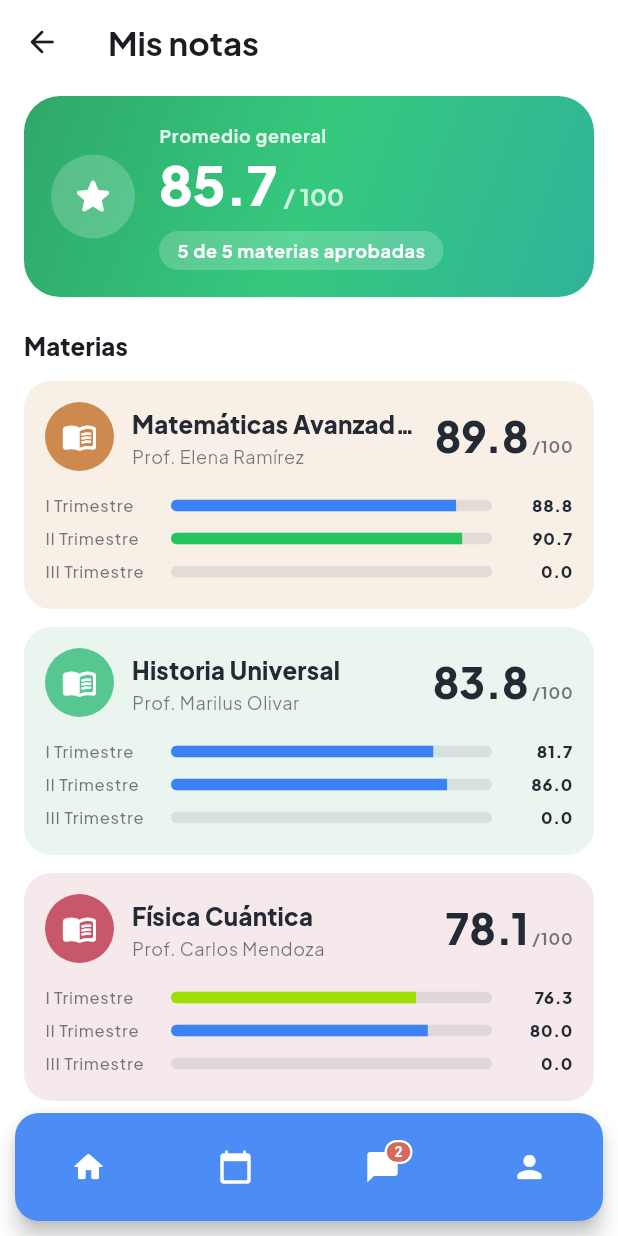
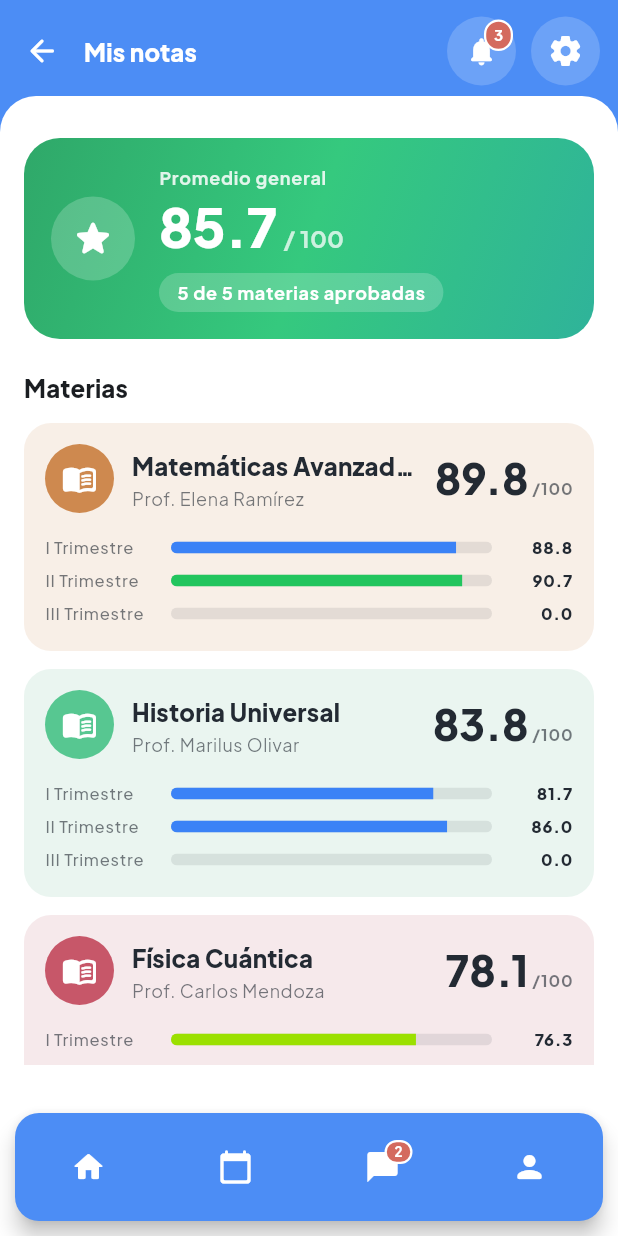
Before and after one commit to Leo-ia310/EDUCA, a Flutter app: the StudentGradesScreen screen opened directly, on a phone screen of 412 x 824 dp. Run offline on Flutter 3.47's test engine with Material 3 defaults, Android fonts, the phone set to English and light mode, and no system bars; our stand-ins replace cached_network_image, connectivity_plus, dio, equatable, file_picker, flutter_animate and 13 more; missing offline and left inert: dart:js_interop, flutter_tilt; accounts and stored records are empty.

Commit message:
feat(student): barra superior azul reutilizable en pantallas internas
Nuevo StudentDetailScaffold: barra azul full-bleed (flecha atrás + título a
la izquierda, notificaciones + configuración a la derecha) y contenido
montado con curva cóncava, igual que el home. Convierte Materias, Mis
tareas, Mis notas, Detalle por materia, Detalle de materia y Detalle de
tarea a este chrome.

Co-Authored-By: Claude Opus 4.8 <noreply@anthropic.com>

```diff
--- a/frontend/lib/features/assignments/presentation/screens/student_assignments_screen.dart
+++ b/frontend/lib/features/assignments/presentation/screens/student_assignments_screen.dart
@@ -5,12 +5,11 @@ import 'package:go_router/go_router.dart';
 
 import '../../../../core/routing/route_paths.dart';
 import '../../../../core/theme/app_theme.dart';
-import '../../../../core/widgets/app_scaffold.dart';
-import '../../../../core/widgets/educa_bottom_nav.dart';
 import '../../../../core/widgets/empty_state.dart';
 import '../../../../core/widgets/error_state.dart';
 import '../../../../core/widgets/section_header.dart';
 import '../../../../core/widgets/skeleton.dart';
+import '../../../dashboard/presentation/widgets/student_chrome.dart';
 import '../../domain/entities.dart';
 import '../controllers/assignment_detail_controller.dart';
 import '../controllers/assignments_list_controller.dart';
@@ -28,18 +27,10 @@ class StudentAssignmentsScreen extends ConsumerWidget {
     final list = ref.watch(studentAssignmentsProvider);
     final palette = context.palette;
 
-    return AppScaffold(
+    return StudentDetailScaffold(
+      title: 'Mis tareas',
       scrollable: false,
-      padding: EdgeInsets.zero,
-      appBar: AppBar(
-        leading: IconButton(
-          icon: const Icon(Icons.arrow_back_rounded),
-          tooltip: 'Atrás',
-          onPressed: () => context.pop(),
-        ),
-        title: const Text('Mis tareas'),
-      ),
-      bottomNav: const EducaBottomNav(),
+      bodyPadding: EdgeInsets.zero,
       child: SafeArea(
         bottom: false,
         child: list.when(
@@ -71,7 +62,7 @@ class StudentAssignmentsScreen extends ConsumerWidget {
               onRefresh: () async =>
                   ref.invalidate(studentAssignmentsProvider),
               child: ListView(
-                padding: const EdgeInsets.fromLTRB(16, 8, 16, 32),
+                padding: const EdgeInsets.fromLTRB(16, 28, 16, 32),
                 children: [
                   if (pending.isNotEmpty) ...[
                     const SectionHeader(title: 'Por entregar'),
--- a/frontend/lib/features/dashboard/presentation/screens/all_subjects_screen.dart
+++ b/frontend/lib/features/dashboard/presentation/screens/all_subjects_screen.dart
@@ -1,14 +1,12 @@
 import 'package:flutter/material.dart';
 import 'package:flutter_riverpod/flutter_riverpod.dart';
-import 'package:go_router/go_router.dart';
 
-import '../../../../core/widgets/app_scaffold.dart';
-import '../../../../core/widgets/educa_bottom_nav.dart';
 import '../../../../core/widgets/open_card.dart';
 import '../../../../core/widgets/staggered_entrance.dart';
 import '../../data/dashboard_data.dart';
 import '../../domain/dashboard_models.dart';
 import '../../providers.dart';
+import '../widgets/student_chrome.dart';
 import '../widgets/subject_card.dart';
 import 'subject_detail_screen.dart';
 
@@ -24,17 +22,8 @@ class AllSubjectsScreen extends ConsumerWidget {
         StudentDashboardData.mock();
     final subjects = data.subjects;
 
-    return AppScaffold(
-      padding: const EdgeInsets.fromLTRB(16, 8, 16, 32),
-      appBar: AppBar(
-        leading: IconButton(
-          icon: const Icon(Icons.arrow_back_rounded),
-          tooltip: 'Atrás',
-          onPressed: () => context.pop(),
-        ),
-        title: const Text('Todas las Materias'),
-      ),
-      bottomNav: const EducaBottomNav(),
+    return StudentDetailScaffold(
+      title: 'Todas las Materias',
       child: StaggeredEntrance(
         crossAxisAlignment: CrossAxisAlignment.start,
         children: [
--- a/frontend/lib/features/dashboard/presentation/screens/subject_detail_screen.dart
+++ b/frontend/lib/features/dashboard/presentation/screens/subject_detail_screen.dart
@@ -5,9 +5,9 @@ import '../../../../core/routing/route_paths.dart';
 import '../../../../core/theme/app_theme.dart';
 import '../../../../core/theme/motion.dart';
 import '../../../../core/theme/subject_palette.dart';
-import '../../../../core/widgets/app_scaffold.dart';
 import '../../../../core/widgets/section_header.dart';
 import '../../domain/dashboard_models.dart';
+import '../widgets/student_chrome.dart';
 
 /// Detalle de una materia. Destino del container-transform desde la tarjeta de
 /// materia del dashboard del alumno. Estilo panel: hero con degradado en el
@@ -22,16 +22,9 @@ class SubjectDetailScreen extends StatelessWidget {
     final deep = Color.lerp(s.vivid, Colors.black, 0.18)!;
     final pct = (subject.progress * 100).round();
 
-    return AppScaffold(
-      padding: const EdgeInsets.fromLTRB(16, 8, 16, 32),
-      appBar: AppBar(
-        leading: IconButton(
-          icon: const Icon(Icons.arrow_back_rounded),
-          tooltip: 'Atrás',
-          onPressed: () => context.pop(),
-        ),
-        title: Text(subject.name),
-      ),
+    return StudentDetailScaffold(
+      title: subject.name,
+      bottomNav: false,
       child: Column(
         crossAxisAlignment: CrossAxisAlignment.start,
         children: [
--- a/frontend/lib/features/dashboard/presentation/screens/task_detail_screen.dart
+++ b/frontend/lib/features/dashboard/presentation/screens/task_detail_screen.dart
@@ -4,11 +4,11 @@ import 'package:go_router/go_router.dart';
 import '../../../../core/routing/route_paths.dart';
 import '../../../../core/theme/app_theme.dart';
 import '../../../../core/theme/subject_palette.dart';
-import '../../../../core/widgets/app_scaffold.dart';
 import '../../../../core/widgets/edu_card.dart';
 import '../../../../core/widgets/floating_card.dart';
 import '../../../../core/widgets/section_header.dart';
 import '../../domain/dashboard_models.dart';
+import '../widgets/student_chrome.dart';
 
 /// Detalle de una tarea. Destino del container-transform desde la tarjeta de
 /// tarea del dashboard del alumno.
@@ -35,16 +35,9 @@ class TaskDetailScreen extends StatelessWidget {
     };
     final subjectAccent = subjectInk(task.subject);
 
-    return AppScaffold(
-      padding: const EdgeInsets.fromLTRB(16, 8, 16, 32),
-      appBar: AppBar(
-        leading: IconButton(
-          icon: const Icon(Icons.arrow_back_rounded),
-          tooltip: 'Atrás',
-          onPressed: () => context.pop(),
-        ),
-        title: const Text('Tarea'),
-      ),
+    return StudentDetailScaffold(
+      title: 'Tarea',
+      bottomNav: false,
       child: Column(
         crossAxisAlignment: CrossAxisAlignment.start,
         children: [
--- /dev/null
+++ b/frontend/lib/features/dashboard/presentation/widgets/student_chrome.dart
@@ -0,0 +1,224 @@
+import 'package:flutter/material.dart';
+import 'package:flutter_riverpod/flutter_riverpod.dart';
+import 'package:go_router/go_router.dart';
+
+import '../../../../core/routing/route_paths.dart';
+import '../../../../core/theme/app_theme.dart';
+import '../../../../core/widgets/app_scaffold.dart';
+import '../../../../core/widgets/educa_bottom_nav.dart';
+import '../../../notifications/providers.dart';
+import '../../../profile/presentation/widgets/account_settings_menu.dart';
+
+/// Radio de la curva con que el panel se monta sobre la barra azul (cóncava).
+const double kStudentPanelRadius = 24;
+
+/// Scaffold de las pantallas internas del alumno: barra superior azul
+/// full-bleed (flecha atrás + título a la izquierda, notificaciones + config a
+/// la derecha) y el contenido montado encima con esquinas superiores
+/// redondeadas (curva cóncava), igual que el home.
+class StudentDetailScaffold extends StatelessWidget {
+  const StudentDetailScaffold({
+    super.key,
+    required this.title,
+    required this.child,
+    this.bottomNav = true,
+    this.scrollable = true,
+    this.onRefresh,
+    this.fab,
+    this.bodyPadding = const EdgeInsets.fromLTRB(16, 44, 16, 32),
+    this.onBack,
+    this.showBack = true,
+  });
+
+  final String title;
+  final Widget child;
+  final bool bottomNav;
+  final bool scrollable;
+  final Future<void> Function()? onRefresh;
+  final Widget? fab;
+  final EdgeInsets bodyPadding;
+
+  /// Acción del botón atrás. Por defecto `context.pop()`.
+  final VoidCallback? onBack;
+
+  /// Muestra la flecha de volver. Desactívalo en destinos raíz del navbar.
+  final bool showBack;
+
+  @override
+  Widget build(BuildContext context) {
+    return AppScaffold(
+      padding: EdgeInsets.zero,
+      topSafeArea: false,
+      scrollable: scrollable,
+      onRefresh: onRefresh,
+      fab: fab,
+      bottomNav: bottomNav ? const EducaBottomNav() : null,
+      child: Column(
+        crossAxisAlignment: CrossAxisAlignment.stretch,
+        children: [
+          StudentTopBar(title: title, onBack: onBack, showBack: showBack),
+          // Con scroll: el panel crece con el contenido. Sin scroll (listas
+          // internas): el panel llena el alto restante y la lista scrollea
+          // dentro.
+          if (scrollable)
+            StudentPanel(padding: bodyPadding, child: child)
+          else
+            Expanded(child: StudentPanel(padding: bodyPadding, child: child)),
+        ],
+      ),
+    );
+  }
+}
+
+/// Barra superior azul full-bleed con flecha atrás + título a la izquierda y
+/// las acciones (notificaciones + configuración) a la derecha.
+class StudentTopBar extends ConsumerWidget {
+  const StudentTopBar({
+    super.key,
+    required this.title,
+    this.onBack,
+    this.showBack = true,
+  });
+
+  final String title;
+  final VoidCallback? onBack;
+  final bool showBack;
+
+  @override
+  Widget build(BuildContext context, WidgetRef ref) {
+    const barColor = EducaBottomNav.barColor;
+    final topInset = MediaQuery.paddingOf(context).top;
+    final badge = ref.watch(notificationsUnreadProvider).asData?.value ?? 0;
+    return Container(
+      // Borde inferior recto: el panel se monta encima y aporta la curva.
+      padding: EdgeInsets.fromLTRB(showBack ? 4 : 16, topInset + 10, 12, 30),
+      color: barColor,
+      child: Row(
+        children: [
+          if (showBack) ...[
+            IconButton(
+              icon: const Icon(Icons.arrow_back_rounded, color: Colors.white),
+              tooltip: 'Atrás',
+              onPressed: onBack ?? () => context.pop(),
+            ),
+            const SizedBox(width: 4),
+          ],
+          Expanded(
+            child: Text(
+              title,
+              maxLines: 1,
+              overflow: TextOverflow.ellipsis,
+              style: context.textTheme.titleMedium?.copyWith(
+                color: Colors.white,
+                fontWeight: FontWeight.w800,
+              ),
+            ),
+          ),
+          const SizedBox(width: 8),
+          EducaCircleAction(
+            icon: Icons.notifications_rounded,
+            tooltip: 'Notificaciones',
+            badge: badge,
+            onTap: () => context.go(Routes.alerts),
+          ),
+          const SizedBox(width: 10),
+          const AccountSettingsMenu(circular: true),
+        ],
+      ),
+    );
+  }
+}
+
+/// Envuelve el contenido de una pantalla del alumno montándolo sobre la barra
+/// azul con esquinas superiores redondeadas (curva cóncava).
+class StudentPanel extends StatelessWidget {
+  const StudentPanel({
+    super.key,
+    required this.child,
+    this.padding = const EdgeInsets.fromLTRB(16, 44, 16, 32),
+  });
+
+  final Widget child;
+  final EdgeInsets padding;
+
+  @override
+  Widget build(BuildContext context) {
+    return Transform.translate(
+      offset: const Offset(0, -kStudentPanelRadius),
+      child: Container(
+        decoration: BoxDecoration(
+          color: Theme.of(context).scaffoldBackgroundColor,
+          borderRadius: const BorderRadius.vertical(
+            top: Radius.circular(kStudentPanelRadius),
+          ),
+        ),
+        padding: padding,
+        child: child,
+      ),
+    );
+  }
+}
+
+/// Botón de acción circular blanco translúcido (para el fondo azul), con badge.
+class EducaCircleAction extends StatelessWidget {
+  const EducaCircleAction({
+    super.key,
+    required this.icon,
+    required this.onTap,
+    this.badge = 0,
+    this.tooltip,
+  });
+
+  final IconData icon;
+  final VoidCallback onTap;
+  final int badge;
+  final String? tooltip;
+
+  @override
+  Widget build(BuildContext context) {
+    return Stack(
+      clipBehavior: Clip.none,
+      children: [
+        Material(
+          color: Colors.white.withValues(alpha: 0.18),
+          shape: const CircleBorder(),
+          child: Tooltip(
+            message: tooltip ?? '',
+            child: InkWell(
+              customBorder: const CircleBorder(),
+              onTap: onTap,
+              child: SizedBox(
+                width: 46,
+                height: 46,
+                child: Icon(icon, size: 22, color: Colors.white),
+              ),
+            ),
+          ),
+        ),
+        if (badge > 0)
+          Positioned(
+            right: 2,
+            top: 2,
+            child: Container(
+              padding: const EdgeInsets.symmetric(horizontal: 5, vertical: 2),
+              decoration: BoxDecoration(
+                color: context.palette.danger,
+                borderRadius: BorderRadius.circular(Radii.sm),
+                border: Border.all(color: Colors.white, width: 1.5),
+              ),
+              constraints: const BoxConstraints(minWidth: 16),
+              child: Text(
+                '$badge',
+                textAlign: TextAlign.center,
+                style: const TextStyle(
+                  color: Colors.white,
+                  fontSize: 10,
+                  fontWeight: FontWeight.w700,
+                ),
+              ),
+            ),
+          ),
+      ],
+    );
+  }
+}
--- a/frontend/lib/features/grades/presentation/screens/student_grades_screen.dart
+++ b/frontend/lib/features/grades/presentation/screens/student_grades_screen.dart
@@ -4,12 +4,11 @@ import 'package:go_router/go_router.dart';
 
 import '../../../../core/routing/route_paths.dart';
 import '../../../../core/theme/app_theme.dart';
-import '../../../../core/widgets/app_scaffold.dart';
-import '../../../../core/widgets/educa_bottom_nav.dart';
 import '../../../../core/widgets/empty_state.dart';
 import '../../../../core/widgets/error_state.dart';
 import '../../../../core/widgets/section_header.dart';
 import '../../../../core/widgets/skeleton.dart';
+import '../../../dashboard/presentation/widgets/student_chrome.dart';
 import '../../domain/entities.dart';
 import '../../providers.dart';
 import '../controllers/grades_controller.dart';
@@ -26,18 +25,10 @@ class StudentGradesScreen extends ConsumerWidget {
     final performance = ref.watch(studentPerformanceProvider(studentId));
     final scaleAsync = ref.watch(defaultScaleProvider);
 
-    return AppScaffold(
+    return StudentDetailScaffold(
+      title: 'Mis notas',
       scrollable: false,
-      padding: EdgeInsets.zero,
-      bottomNav: const EducaBottomNav(),
-      appBar: AppBar(
-        leading: IconButton(
-          icon: const Icon(Icons.arrow_back_rounded),
-          tooltip: 'Atrás',
-          onPressed: () => context.pop(),
-        ),
-        title: const Text('Mis notas'),
-      ),
+      bodyPadding: EdgeInsets.zero,
       child: SafeArea(
         bottom: false,
         child: performance.when(
@@ -62,7 +53,7 @@ class StudentGradesScreen extends ConsumerWidget {
                   onRefresh: () async =>
                       ref.invalidate(studentPerformanceProvider(studentId)),
                   child: ListView(
-                    padding: const EdgeInsets.fromLTRB(16, 8, 16, 32),
+                    padding: const EdgeInsets.fromLTRB(16, 28, 16, 32),
                     children: [
                       _OverallCard(
                         performances: perfs,
--- a/frontend/lib/features/grades/presentation/screens/subject_grades_screen.dart
+++ b/frontend/lib/features/grades/presentation/screens/subject_grades_screen.dart
@@ -1,14 +1,13 @@
 import 'package:flutter/material.dart';
 import 'package:flutter_riverpod/flutter_riverpod.dart';
-import 'package:go_router/go_router.dart';
 import 'package:intl/intl.dart';
 
 import '../../../../core/theme/app_theme.dart';
 import '../../../../core/theme/subject_palette.dart';
-import '../../../../core/widgets/app_scaffold.dart';
 import '../../../../core/widgets/skeleton.dart';
 import '../../../../core/widgets/empty_state.dart';
 import '../../../../core/widgets/section_header.dart';
+import '../../../dashboard/presentation/widgets/student_chrome.dart';
 import '../../domain/entities.dart';
 import '../../providers.dart';
 import '../controllers/grades_controller.dart';
@@ -33,17 +32,10 @@ class SubjectGradesScreen extends ConsumerWidget {
       (studentId: studentId, classId: classId),
     ),);
 
-    return AppScaffold(
+    return StudentDetailScaffold(
+      title: 'Detalle por materia',
       scrollable: false,
-      padding: EdgeInsets.zero,
-      appBar: AppBar(
-        leading: IconButton(
-          icon: const Icon(Icons.arrow_back_rounded),
-          tooltip: 'Atrás',
-          onPressed: () => context.pop(),
-        ),
-        title: const Text('Detalle por materia'),
-      ),
+      bodyPadding: EdgeInsets.zero,
       child: SafeArea(
         bottom: false,
         child: scaleAsync.when(
@@ -66,7 +58,7 @@ class SubjectGradesScreen extends ConsumerWidget {
                 }
                 final groups = _groupByPeriod(data.evaluations, ps);
                 return ListView(
-                  padding: const EdgeInsets.fromLTRB(16, 8, 16, 32),
+                  padding: const EdgeInsets.fromLTRB(16, 28, 16, 32),
                   children: [
                     for (final entry in groups.entries) ...[
                       Padding(
```
